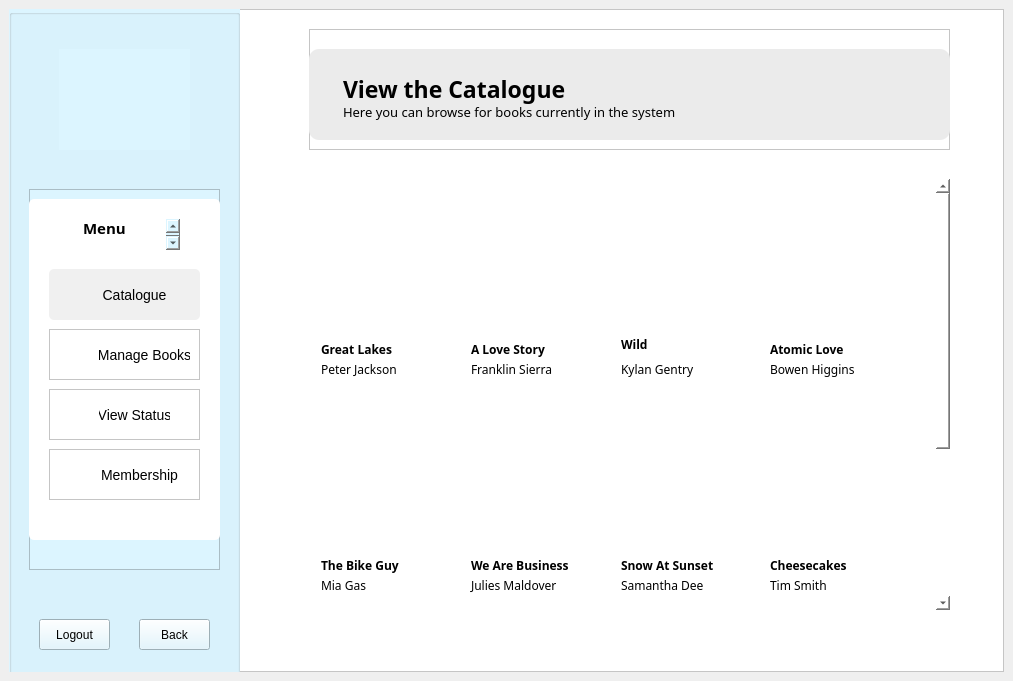
Qt form LIS/admincatalogue.ui (TenacioussD/library_information_system) before a commit.
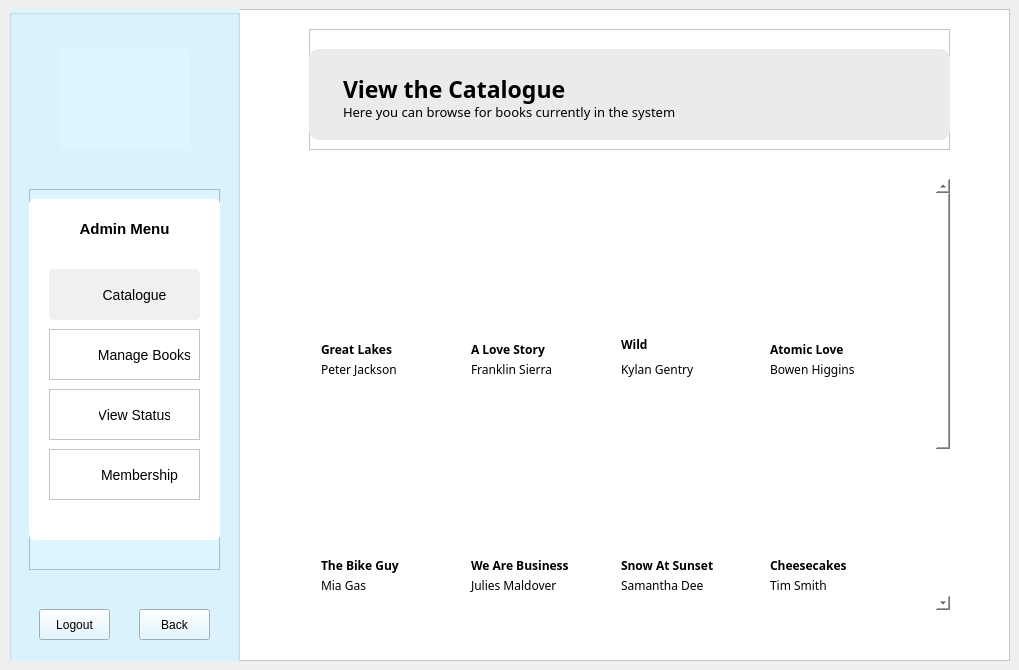
The same form after that commit. Icons and pictures are not drawn.

Diff of the .ui file:
```diff
--- a/LIS/admincatalogue.ui
+++ b/LIS/admincatalogue.ui
@@ -6,8 +6,8 @@
    <rect>
     <x>0</x>
     <y>0</y>
-    <width>1013</width>
-    <height>681</height>
+    <width>1019</width>
+    <height>670</height>
    </rect>
   </property>
   <property name="windowTitle">
@@ -92,35 +92,6 @@
           <enum>QFrame::Raised</enum>
          </property>
         </widget>
-        <widget class="QPlainTextEdit" name="plainTextEdit_6">
-         <property name="geometry">
-          <rect>
-           <x>50</x>
-           <y>30</y>
-           <width>101</width>
-           <height>31</height>
-          </rect>
-         </property>
-         <property name="styleSheet">
-          <string notr="true">font-family: Baloo 2;
-font-weight: bold;
-background: white;
-font-size: 15px;
-</string>
-         </property>
-         <property name="frameShape">
-          <enum>QFrame::NoFrame</enum>
-         </property>
-         <property name="frameShadow">
-          <enum>QFrame::Plain</enum>
-         </property>
-         <property name="plainText">
-          <string>Admin Menu</string>
-         </property>
-         <property name="backgroundVisible">
-          <bool>false</bool>
-         </property>
-        </widget>
         <widget class="QFrame" name="catalogue_1">
          <property name="geometry">
           <rect>
@@ -367,12 +338,37 @@
           </property>
          </widget>
         </widget>
+        <widget class="QLabel" name="label">
+         <property name="geometry">
+          <rect>
+           <x>0</x>
+           <y>30</y>
+           <width>191</width>
+           <height>20</height>
+          </rect>
+         </property>
+         <property name="layoutDirection">
+          <enum>Qt::LeftToRight</enum>
+         </property>
+         <property name="styleSheet">
+          <string notr="true">font-weight: bold;
+background: white;
+font-size: 15px;
+</string>
+         </property>
+         <property name="text">
+          <string>Admin Menu</string>
+         </property>
+         <property name="alignment">
+          <set>Qt::AlignCenter</set>
+         </property>
+        </widget>
        </widget>
        <widget class="QPushButton" name="logout">
         <property name="geometry">
          <rect>
           <x>30</x>
-          <y>610</y>
+          <y>600</y>
           <width>71</width>
           <height>31</height>
          </rect>
@@ -390,7 +386,7 @@
         <property name="geometry">
          <rect>
           <x>130</x>
-          <y>610</y>
+          <y>600</y>
           <width>71</width>
           <height>31</height>
          </rect>
```
